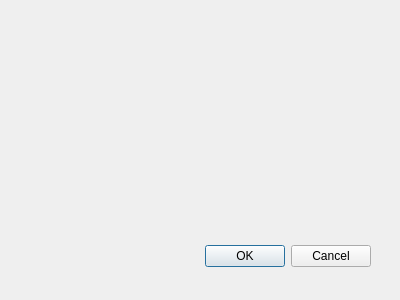
Before: the Qt Designer form mealplanner/createmealwindow.ui in escobaros-dos/mealplanner, drawn with Qt 5.
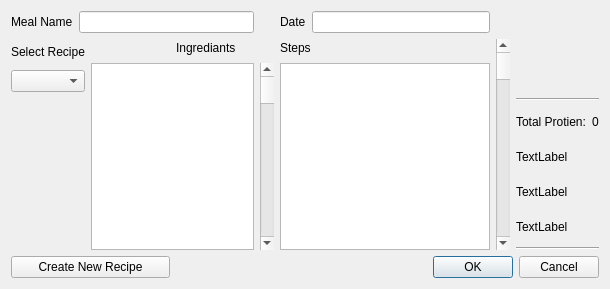
After: the same form once the commit is applied.

Patch:
```diff
--- a/mealplanner/createmealwindow.ui
+++ b/mealplanner/createmealwindow.ui
@@ -8,29 +8,161 @@
    <rect>
     <x>0</x>
     <y>0</y>
-    <width>400</width>
-    <height>300</height>
+    <width>610</width>
+    <height>289</height>
    </rect>
   </property>
   <property name="windowTitle">
    <string>Dialog</string>
   </property>
-  <widget class="QDialogButtonBox" name="buttonBox">
-   <property name="geometry">
-    <rect>
-     <x>30</x>
-     <y>240</y>
-     <width>341</width>
-     <height>32</height>
-    </rect>
-   </property>
-   <property name="orientation">
-    <enum>Qt::Horizontal</enum>
-   </property>
-   <property name="standardButtons">
-    <set>QDialogButtonBox::Cancel|QDialogButtonBox::Ok</set>
-   </property>
-  </widget>
+  <layout class="QGridLayout" name="gridLayout">
+   <item row="0" column="0" colspan="3">
+    <layout class="QHBoxLayout" name="horizontalLayout">
+     <item>
+      <widget class="QLabel" name="label_4">
+       <property name="text">
+        <string>Meal Name</string>
+       </property>
+      </widget>
+     </item>
+     <item>
+      <widget class="QLineEdit" name="lineEdit_2"/>
+     </item>
+    </layout>
+   </item>
+   <item row="0" column="4">
+    <layout class="QHBoxLayout" name="horizontalLayout_2">
+     <item>
+      <widget class="QLabel" name="label">
+       <property name="text">
+        <string>Date</string>
+       </property>
+      </widget>
+     </item>
+     <item>
+      <widget class="QLineEdit" name="lineEdit"/>
+     </item>
+    </layout>
+   </item>
+   <item row="1" column="0" rowspan="2">
+    <layout class="QVBoxLayout" name="verticalLayout">
+     <item>
+      <widget class="QLabel" name="label_2">
+       <property name="text">
+        <string>Select Recipe</string>
+       </property>
+      </widget>
+     </item>
+     <item>
+      <widget class="QComboBox" name="comboBox"/>
+     </item>
+    </layout>
+   </item>
+   <item row="1" column="2">
+    <widget class="QLabel" name="label_5">
+     <property name="text">
+      <string>Ingrediants</string>
+     </property>
+    </widget>
+   </item>
+   <item row="1" column="4">
+    <widget class="QLabel" name="label_3">
+     <property name="text">
+      <string>Steps</string>
+     </property>
+    </widget>
+   </item>
+   <item row="1" column="5" rowspan="8">
+    <widget class="QScrollBar" name="verticalScrollBar_2">
+     <property name="orientation">
+      <enum>Qt::Vertical</enum>
+     </property>
+    </widget>
+   </item>
+   <item row="2" column="1" rowspan="7" colspan="2">
+    <widget class="QTextEdit" name="textEdit"/>
+   </item>
+   <item row="2" column="3" rowspan="7">
+    <widget class="QScrollBar" name="verticalScrollBar">
+     <property name="orientation">
+      <enum>Qt::Vertical</enum>
+     </property>
+    </widget>
+   </item>
+   <item row="2" column="4" rowspan="7">
+    <widget class="QTextEdit" name="textEdit_2"/>
+   </item>
+   <item row="3" column="6">
+    <widget class="Line" name="line">
+     <property name="orientation">
+      <enum>Qt::Horizontal</enum>
+     </property>
+    </widget>
+   </item>
+   <item row="4" column="6">
+    <layout class="QHBoxLayout" name="horizontalLayout_3">
+     <item>
+      <widget class="QLabel" name="label_6">
+       <property name="text">
+        <string>Total Protien:</string>
+       </property>
+      </widget>
+     </item>
+     <item>
+      <widget class="QLabel" name="label_10">
+       <property name="text">
+        <string>0</string>
+       </property>
+      </widget>
+     </item>
+    </layout>
+   </item>
+   <item row="5" column="6">
+    <widget class="QLabel" name="label_7">
+     <property name="text">
+      <string>TextLabel</string>
+     </property>
+    </widget>
+   </item>
+   <item row="6" column="6">
+    <widget class="QLabel" name="label_8">
+     <property name="text">
+      <string>TextLabel</string>
+     </property>
+    </widget>
+   </item>
+   <item row="7" column="6">
+    <widget class="QLabel" name="label_9">
+     <property name="text">
+      <string>TextLabel</string>
+     </property>
+    </widget>
+   </item>
+   <item row="8" column="6">
+    <widget class="Line" name="line_2">
+     <property name="orientation">
+      <enum>Qt::Horizontal</enum>
+     </property>
+    </widget>
+   </item>
+   <item row="9" column="0" colspan="2">
+    <widget class="QPushButton" name="CreateRecipeButton">
+     <property name="text">
+      <string>Create New Recipe</string>
+     </property>
+    </widget>
+   </item>
+   <item row="9" column="3" colspan="4">
+    <widget class="QDialogButtonBox" name="buttonBox">
+     <property name="orientation">
+      <enum>Qt::Horizontal</enum>
+     </property>
+     <property name="standardButtons">
+      <set>QDialogButtonBox::Cancel|QDialogButtonBox::Ok</set>
+     </property>
+    </widget>
+   </item>
+  </layout>
  </widget>
  <pixmapfunction/>
  <resources/>
```
Left out of the diff: 21 changed lines with no effect on the pictures.
